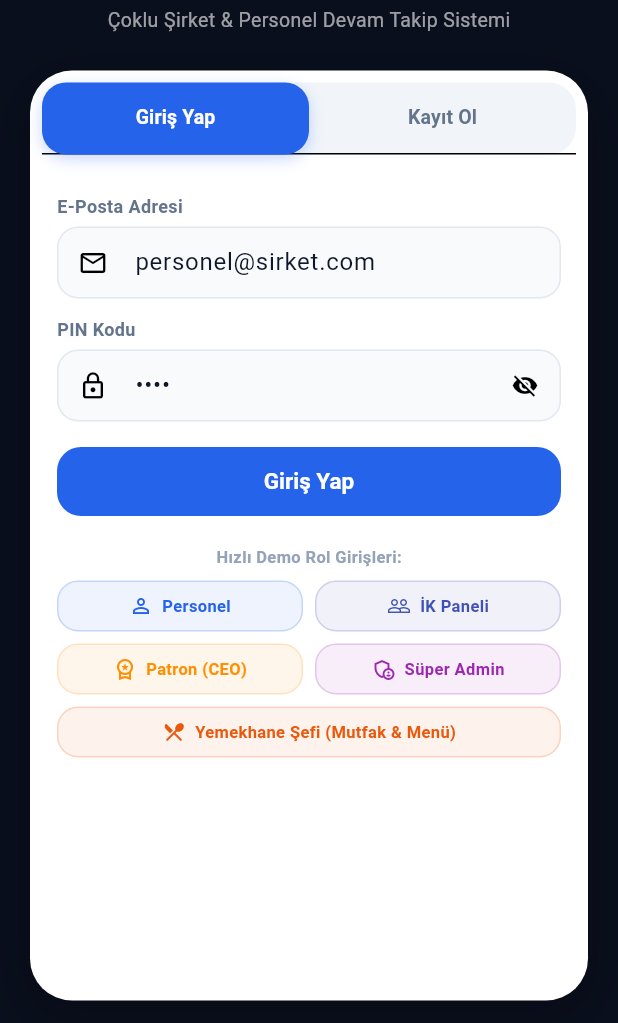
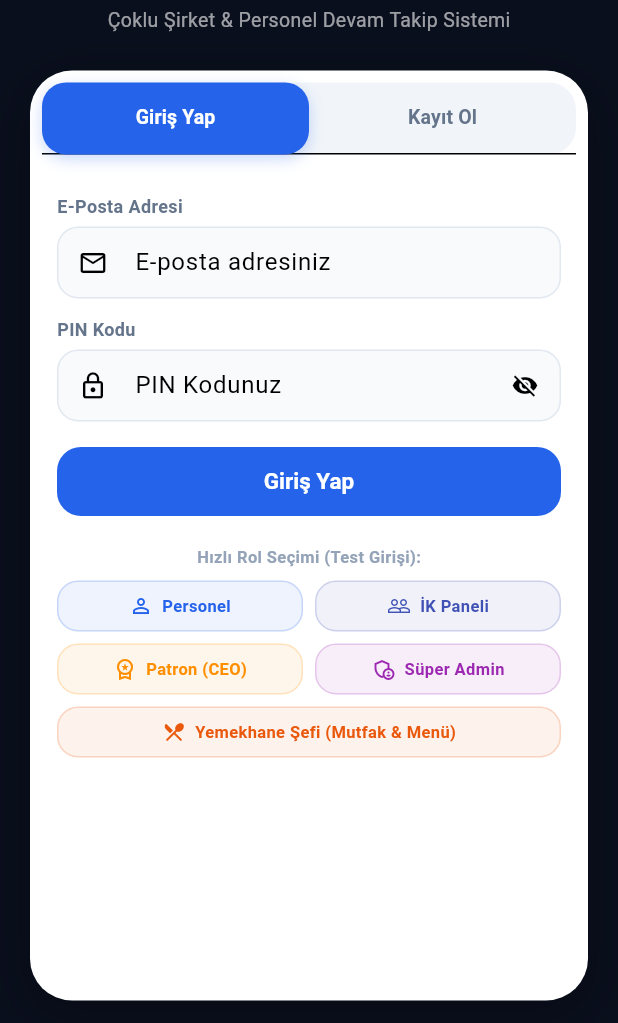
Before and after one commit to huseyincanli20/pdks-flutter, a Flutter app: the AuthScreen screen opened directly, on a phone screen of 412 x 824 dp, the part 213-1236 px from its top. Run offline on Flutter 3.47's test engine with Material 3 defaults, Android fonts, the phone set to English and light mode, and no system bars; our stand-ins replace geolocator, local_auth, qr_flutter; missing offline and left inert: dart:html, mobile_scanner.

Commit message:
fix: Kayit ve giris ekranindaki tum onceden tanimli demo metinleri ve ipuclari kaldirildi

```diff
--- a/lib/views/auth/auth_screen.dart
+++ b/lib/views/auth/auth_screen.dart
@@ -14,12 +14,12 @@ class _AuthScreenState extends State<AuthScreen> with SingleTickerProviderStateM
   late TabController _tabController;
 
   // Login Controllers
-  final _loginEmailController = TextEditingController(text: 'personel@sirket.com');
-  final _loginPinController = TextEditingController(text: '1234');
+  final _loginEmailController = TextEditingController();
+  final _loginPinController = TextEditingController();
   bool _loginObscure = true;
 
   // Register Controllers
-  final _regCompanyCodeController = TextEditingController(text: 'ACME');
+  final _regCompanyCodeController = TextEditingController();
   final _regNameController = TextEditingController();
   final _regEmailController = TextEditingController();
   final _regPhoneController = TextEditingController();
@@ -144,7 +144,7 @@ class _AuthScreenState extends State<AuthScreen> with SingleTickerProviderStateM
       companyCode: companyCode,
       fullName: name,
       email: email,
-      phone: phone.isEmpty ? '+90 555 000 00 00' : phone,
+      phone: phone,
       pin: pin,
     );
 
@@ -395,7 +395,7 @@ class _AuthScreenState extends State<AuthScreen> with SingleTickerProviderStateM
           controller: _loginEmailController,
           keyboardType: TextInputType.emailAddress,
           decoration: InputDecoration(
-            hintText: 'ornek@sirket.com',
+            hintText: 'E-posta adresiniz',
             prefixIcon: const Icon(Icons.email_outlined, size: 20),
             filled: true,
             fillColor: const Color(0xFFF8FAFC),
@@ -413,7 +413,7 @@ class _AuthScreenState extends State<AuthScreen> with SingleTickerProviderStateM
           keyboardType: TextInputType.number,
           maxLength: 6,
           decoration: InputDecoration(
-            hintText: 'PIN Kodu (Örn: 1234)',
+            hintText: 'PIN Kodunuz',
             counterText: '',
             prefixIcon: const Icon(Icons.lock_outline, size: 20),
             filled: true,
@@ -443,7 +443,7 @@ class _AuthScreenState extends State<AuthScreen> with SingleTickerProviderStateM
         const SizedBox(height: 18),
         const Center(
           child: Text(
-            'Hızlı Demo Rol Girişleri:',
+            'Hızlı Rol Seçimi (Test Girişi):',
             style: TextStyle(fontSize: 11, fontWeight: FontWeight.bold, color: AppColors.textMuted),
           ),
         ),
@@ -562,16 +562,16 @@ class _AuthScreenState extends State<AuthScreen> with SingleTickerProviderStateM
             'Şirket Kodu *',
             _regCompanyCodeController,
             Icons.apartment_rounded,
-            hint: 'Örn: ACME, NOVA, OZDEMIR',
+            hint: 'Şirket Kodu',
             textCapitalization: TextCapitalization.characters,
             helperText: 'Yetkilinizden aldığınız firma kodunu giriniz.',
           ),
           const SizedBox(height: 8),
-          _buildInput('Ad Soyad *', _regNameController, Icons.person_outline, hint: 'Ahmet Yılmaz'),
+          _buildInput('Ad Soyad *', _regNameController, Icons.person_outline, hint: 'Ad Soyad'),
           const SizedBox(height: 8),
-          _buildInput('Kurumsal E-Posta *', _regEmailController, Icons.email_outlined, hint: 'ahmet@sirket.com', keyboardType: TextInputType.emailAddress),
+          _buildInput('Kurumsal E-Posta *', _regEmailController, Icons.email_outlined, hint: 'E-posta Adresi', keyboardType: TextInputType.emailAddress),
           const SizedBox(height: 8),
-          _buildInput('Telefon Numarası', _regPhoneController, Icons.phone_outlined, hint: '+90 532 000 00 00', keyboardType: TextInputType.phone),
+          _buildInput('Telefon Numarası', _regPhoneController, Icons.phone_outlined, hint: '05XX XXX XX XX', keyboardType: TextInputType.phone),
           const SizedBox(height: 10),
 
           // İK Onay Bilgilendirme Kutusu
@@ -605,7 +605,7 @@ class _AuthScreenState extends State<AuthScreen> with SingleTickerProviderStateM
             keyboardType: TextInputType.number,
             maxLength: 6,
             decoration: InputDecoration(
-              hintText: '4 Haneli PIN (örn: 1234)',
+              hintText: '4 Haneli PIN Kodu',
               counterText: '',
               prefixIcon: const Icon(Icons.lock_outline, size: 18),
               filled: true,
```
